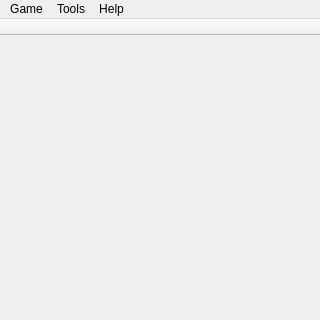
mehdioa/qtmind, file src/mainwindow.ui: the form before one commit; both pictures show x 0 to 320 and y 0 to 320 of the 320 by 560 pixel window.
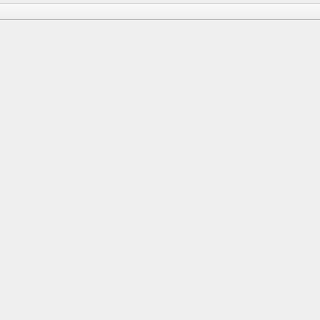
The form after the commit. Icons and pictures are not drawn.

Patch:
```diff
--- a/src/mainwindow.ui
+++ b/src/mainwindow.ui
@@ -25,7 +25,7 @@
    </property>
    <widget class="QMenu" name="menuGame">
     <property name="title">
-     <string>Game</string>
+     <string notr="true"/>
     </property>
     <addaction name="actionNew"/>
     <addaction name="actionReveal_One_Peg"/>
@@ -35,7 +35,7 @@
    </widget>
    <widget class="QMenu" name="menuTools">
     <property name="title">
-     <string>Tools</string>
+     <string notr="true"/>
     </property>
     <widget class="QMenu" name="menuGameMode">
      <property name="enabled">
@@ -64,7 +64,7 @@
    </widget>
    <widget class="QMenu" name="menuHelp">
     <property name="title">
-     <string>Help</string>
+     <string notr="true"/>
     </property>
     <addaction name="actionQtMind_Home_Page"/>
     <addaction name="separator"/>
```
Left out of the diff: 86 changed lines with no effect on the pictures.
